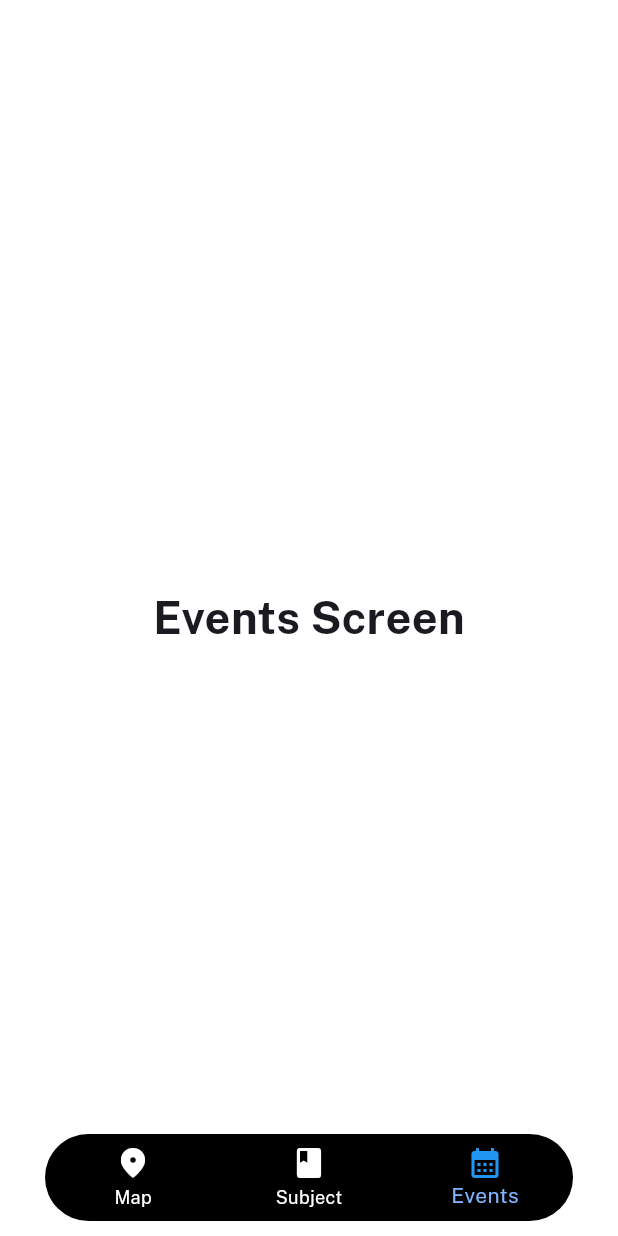
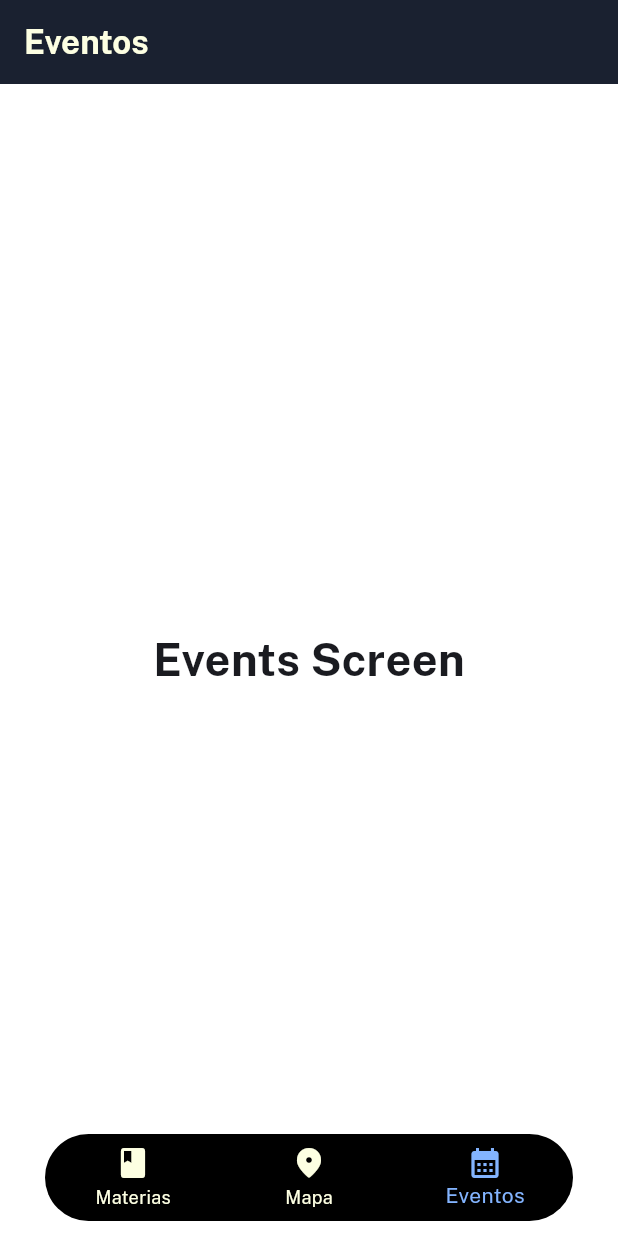
Before and after one commit to UCA-Walkmate/uca-walkmate, a Flutter app: the HomeScreen screen opened by its route, item 3 of the bottom bar chosen, on a phone screen of 412 x 824 dp. Run offline on Flutter 3.47's test engine with Material 3 defaults, Android fonts, the phone set to English and light mode, and no system bars; our stand-ins replace dio, flutter_dotenv, flutter_map, flutter_riverpod, formz, go_router and 3 more; accounts and stored records are empty.

Commit message:
feat: Added AppBar and theme

```diff
--- a/uca_walkmate/lib/config/theme/app_theme.dart
+++ b/uca_walkmate/lib/config/theme/app_theme.dart
@@ -17,10 +17,15 @@ class AppTheme {
 
   ThemeData getTheme() => ThemeData(
     colorScheme: ColorScheme.fromSeed(
-      seedColor: const Color(0xff1A2130),
-      primary: const Color(0xff1A2130),
+      seedColor: darkblueUW,
+      primary: darkblueUW,
       secondary: blueUW,
-
+      tertiary: whiteUW,
+    ),
+    bottomNavigationBarTheme: const BottomNavigationBarThemeData(
+      backgroundColor: Colors.black,
+      selectedItemColor: blueUW,
+      unselectedItemColor: whiteUW,
     ),
     scaffoldBackgroundColor: Colors.white,
     textTheme: TextTheme(
--- a/uca_walkmate/lib/presentation/screens/home/home_screen.dart
+++ b/uca_walkmate/lib/presentation/screens/home/home_screen.dart
@@ -13,14 +13,27 @@ class HomeScreen extends ConsumerWidget {
   @override
   Widget build(BuildContext context, WidgetRef ref) {
      final screens = [
+      const SubjectsScreen(),
       const FullScreenMap(),
-      const SubjectsScreen(),
       const EventScreen(),
     ];
     final selectedIndex = ref.watch(selectedIndexProvider);
     final colors = Theme.of(context).colorScheme;
+    final textTheme = Theme.of(context).textTheme;
 
     return Scaffold(
+      appBar: selectedIndex != 1?
+        AppBar(
+          title: Text(selectedIndex == 0 ?
+            'Materias' : 'Eventos',
+            style: TextStyle(
+              color: colors.tertiary,
+              fontSize: 22,
+            ),
+          ),
+          backgroundColor: colors.primary,
+        )
+      : null,
       body: Stack(
         children: [
           Positioned.fill(
@@ -35,41 +48,34 @@ class HomeScreen extends ConsumerWidget {
                 child: Container(
                   color: Colors.transparent, // Hace el contenedor transparente
                   child: BottomNavigationBar(
-                    unselectedItemColor: Colors.white,
-                    selectedItemColor: colors.secondary,
                     currentIndex: selectedIndex,
                     onTap: (value) {
                       ref.read(selectedIndexProvider.notifier).setIndex(value);
                     },
-                    backgroundColor:
-                        Colors.black, // Fondo del BottomNavigationBar
                     elevation: 0, // Elimina la sombra
-                    items: const <BottomNavigationBarItem>[
+                    items: <BottomNavigationBarItem>[
                       BottomNavigationBarItem(
-                        icon: Icon(
-                          Icons.location_on_rounded,
-                          color: Colors.white,
-                        ),
-                        label: 'Map',
+                        icon: const Icon(Icons.book_rounded),
+                        label: 'Materias',
                         activeIcon: Icon(
-                          Icons.location_on_rounded,
-                          color: Colors.blue,
+                          Icons.book_rounded,
+                          color: colors.secondary,
                         ),
                       ),
                       BottomNavigationBarItem(
-                        icon: Icon(Icons.book_rounded),
-                        label: 'Subject',
+                        icon: const Icon(Icons.location_on_rounded),
+                        label: 'Mapa',
                         activeIcon: Icon(
-                          Icons.book_rounded,
-                          color: Colors.blue,
+                          Icons.location_on_rounded,
+                          color: colors.secondary,
                         ),
                       ),
                       BottomNavigationBarItem(
-                        icon: Icon(Icons.calendar_month),
-                        label: 'Events',
+                        icon: const Icon(Icons.calendar_month),
+                        label: 'Eventos',
                         activeIcon: Icon(
                           Icons.calendar_month,
-                          color: Colors.blue,
+                          color: colors.secondary,
                         ),
                       ),
                     ],
```
